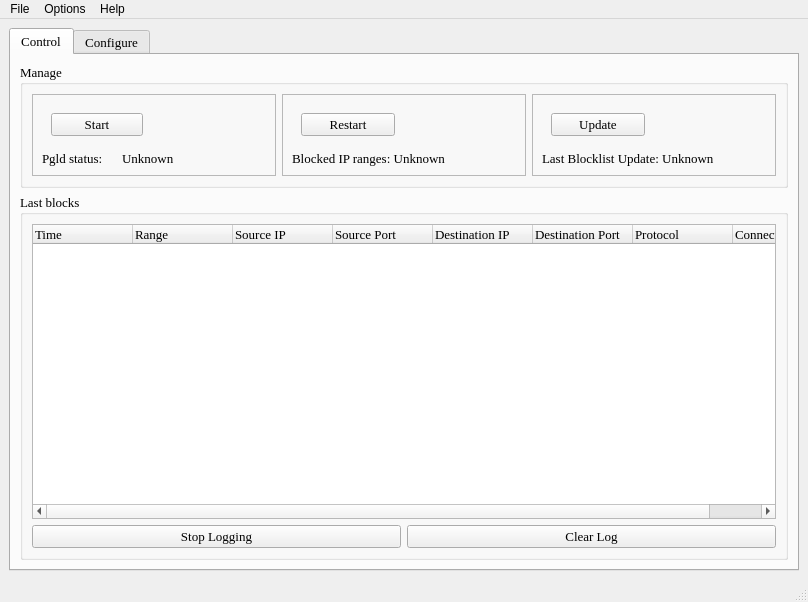
Above: pgl/pgl-gui/ui/main_window.ui from okyes/peerguardian before the change. Below: the same form after it.
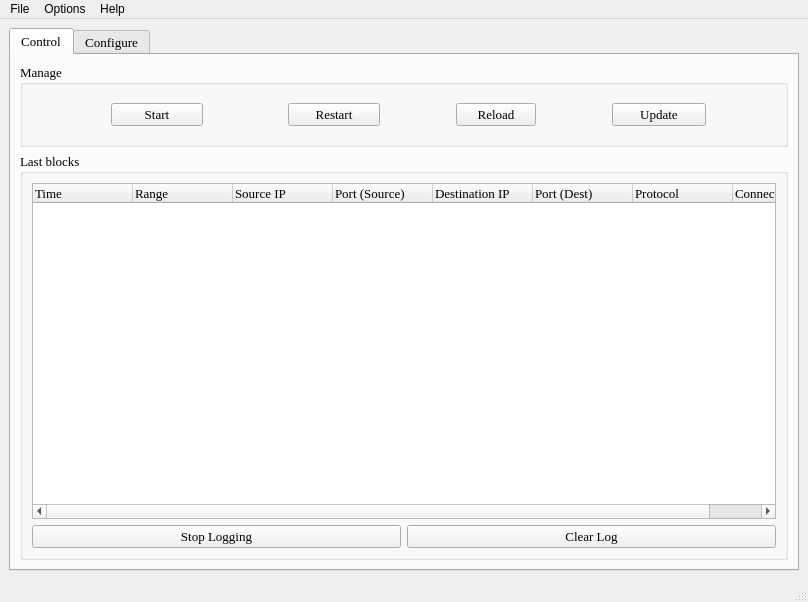
That is the form after the change. The open tabs and pages were chosen to show the change. Icons and pictures are not drawn.

Commit message: Simplified Control tab. Removed status label, blocked ip ranges label and last update label. Added Reload button.

```diff
--- a/pgl/pgl-gui/ui/main_window.ui
+++ b/pgl/pgl-gui/ui/main_window.ui
@@ -71,15 +71,6 @@
             </property>
             <layout class="QHBoxLayout" name="horizontalLayout">
              <item>
-              <widget class="QFrame" name="frame">
-               <property name="frameShape">
-                <enum>QFrame::StyledPanel</enum>
-               </property>
-               <property name="frameShadow">
-                <enum>QFrame::Raised</enum>
-               </property>
-               <layout class="QVBoxLayout" name="verticalLayout_13">
-                <item>
                  <widget class="QStackedWidget" name="m_controlPglButtons">
                   <property name="sizePolicy">
                    <sizepolicy hsizetype="Fixed" vsizetype="Fixed">
@@ -174,77 +165,6 @@
                  </widget>
                 </item>
                 <item>
-                 <layout class="QHBoxLayout" name="horizontalLayout_9">
-                  <item>
-                   <widget class="QLabel" name="statusLabel1">
-                    <property name="sizePolicy">
-                     <sizepolicy hsizetype="Maximum" vsizetype="Preferred">
-                      <horstretch>0</horstretch>
-                      <verstretch>0</verstretch>
-                     </sizepolicy>
-                    </property>
-                    <property name="text">
-                     <string>Pgld status:</string>
-                    </property>
-                   </widget>
-                  </item>
-                  <item>
-                   <widget class="QLabel" name="m_StatusIcon">
-                    <property name="sizePolicy">
-                     <sizepolicy hsizetype="Maximum" vsizetype="Preferred">
-                      <horstretch>0</horstretch>
-                      <verstretch>0</verstretch>
-                     </sizepolicy>
-                    </property>
-                    <property name="text">
-                     <string/>
-                    </property>
-                   </widget>
-                  </item>
-                  <item>
-                   <widget class="QLabel" name="m_DaemonStatusLabel">
-                    <property name="text">
-                     <string>Unknown</string>
-                    </property>
-                    <property name="textFormat">
-                     <enum>Qt::AutoText</enum>
-                    </property>
-                   </widget>
-                  </item>
-                 </layout>
-                </item>
-               </layout>
-              </widget>
-             </item>
-             <item>
-              <widget class="QFrame" name="frame_2">
-               <property name="frameShape">
-                <enum>QFrame::StyledPanel</enum>
-               </property>
-               <property name="frameShadow">
-                <enum>QFrame::Raised</enum>
-               </property>
-               <layout class="QVBoxLayout" name="verticalLayout_12">
-                <item>
-                 <widget class="QStackedWidget" name="stackedWidget">
-                  <property name="sizePolicy">
-                   <sizepolicy hsizetype="Fixed" vsizetype="Fixed">
-                    <horstretch>0</horstretch>
-                    <verstretch>0</verstretch>
-                   </sizepolicy>
-                  </property>
-                  <property name="minimumSize">
-                   <size>
-                    <width>0</width>
-                    <height>0</height>
-                   </size>
-                  </property>
-                  <property name="currentIndex">
-                   <number>0</number>
-                  </property>
-                  <widget class="QWidget" name="page_3">
-                   <layout class="QHBoxLayout" name="horizontalLayout_7">
-                    <item>
                      <widget class="QPushButton" name="m_restartPglButton">
                       <property name="sizePolicy">
                        <sizepolicy hsizetype="Fixed" vsizetype="Fixed">
@@ -254,7 +174,7 @@
                       </property>
                       <property name="minimumSize">
                        <size>
-                        <width>94</width>
+                 <width>92</width>
                         <height>0</height>
                        </size>
                       </property>
@@ -266,64 +186,36 @@
                       </property>
                       <property name="icon">
                        <iconset resource="../images/images.qrc">
+                 <normaloff>:/images/restart.png</normaloff>:/images/restart.png</iconset>
+               </property>
+              </widget>
+             </item>
+             <item>
+              <widget class="QPushButton" name="pushButton">
+               <property name="sizePolicy">
+                <sizepolicy hsizetype="Fixed" vsizetype="Fixed">
+                 <horstretch>0</horstretch>
+                 <verstretch>0</verstretch>
+                </sizepolicy>
+               </property>
+               <property name="toolTip">
+                <string>Only reloads blocklists.</string>
+               </property>
+               <property name="text">
+                <string>Reload</string>
+               </property>
+               <property name="icon">
+                <iconset resource="../images/images.qrc">
                         <normaloff>:/images/reload.png</normaloff>:/images/reload.png</iconset>
                       </property>
                      </widget>
                     </item>
-                   </layout>
-                  </widget>
-                 </widget>
-                </item>
-                <item>
-                 <widget class="QLabel" name="m_LoadedRangesLabel">
-                  <property name="enabled">
-                   <bool>true</bool>
-                  </property>
-                  <property name="sizePolicy">
-                   <sizepolicy hsizetype="Preferred" vsizetype="Preferred">
-                    <horstretch>0</horstretch>
-                    <verstretch>0</verstretch>
-                   </sizepolicy>
-                  </property>
-                  <property name="text">
-                   <string>Blocked IP ranges: Unknown</string>
-                  </property>
-                  <property name="margin">
-                   <number>2</number>
-                  </property>
-                 </widget>
-                </item>
-               </layout>
-              </widget>
-             </item>
-             <item>
-              <widget class="QFrame" name="frame_3">
-               <property name="frameShape">
-                <enum>QFrame::StyledPanel</enum>
-               </property>
-               <property name="frameShadow">
-                <enum>QFrame::Raised</enum>
-               </property>
-               <layout class="QVBoxLayout" name="verticalLayout_7">
-                <item>
-                 <widget class="QStackedWidget" name="stackedWidget_2">
-                  <property name="sizePolicy">
-                   <sizepolicy hsizetype="Fixed" vsizetype="Fixed">
-                    <horstretch>0</horstretch>
-                    <verstretch>0</verstretch>
-                   </sizepolicy>
-                  </property>
-                  <property name="currentIndex">
-                   <number>0</number>
-                  </property>
-                  <widget class="QWidget" name="page_5">
-                   <layout class="QHBoxLayout" name="horizontalLayout_8">
                     <item>
                      <widget class="QPushButton" name="m_updatePglButton">
                       <property name="sizePolicy">
                        <sizepolicy hsizetype="Fixed" vsizetype="Fixed">
-                        <horstretch>0</horstretch>
-                        <verstretch>0</verstretch>
+                 <horstretch>92</horstretch>
+                 <verstretch>26</verstretch>
                        </sizepolicy>
                       </property>
                       <property name="minimumSize">
@@ -343,32 +235,6 @@
                     </item>
                    </layout>
                   </widget>
-                 </widget>
-                </item>
-                <item>
-                 <widget class="QLabel" name="m_LastUpdateLabel">
-                  <property name="enabled">
-                   <bool>true</bool>
-                  </property>
-                  <property name="sizePolicy">
-                   <sizepolicy hsizetype="Preferred" vsizetype="Fixed">
-                    <horstretch>0</horstretch>
-                    <verstretch>0</verstretch>
-                   </sizepolicy>
-                  </property>
-                  <property name="text">
-                   <string>Last Blocklist Update: Unknown</string>
-                  </property>
-                  <property name="margin">
-                   <number>2</number>
-                  </property>
-                 </widget>
-                </item>
-               </layout>
-              </widget>
-             </item>
-            </layout>
-           </widget>
           </item>
          </layout>
         </item>
@@ -418,7 +284,7 @@
              </column>
              <column>
               <property name="text">
-               <string>Source Port</string>
+               <string>Port (Source)</string>
               </property>
              </column>
              <column>
@@ -428,7 +294,7 @@
              </column>
              <column>
               <property name="text">
-               <string>Destination Port</string>
+               <string>Port (Dest)</string>
               </property>
              </column>
              <column>
```
Left out of the diff: 13 changed lines with no effect on the pictures. Lines whose indentation alone changed are shown as unchanged.
